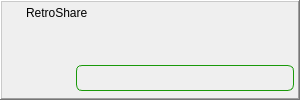
Before: the Qt Designer form plugins/VOIP/gui/VOIPToasterItem.ui in RetroShare/RetroShare, drawn with Qt 5.
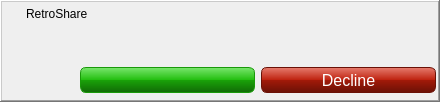
After: the same form once the commit is applied. Icons and pictures are not drawn. Custom widgets are drawn as their Qt base class.

Commit message: Added Decline Button to Voip Toaster Added new stylesheet from Beluga for the voip buttons

Diff of the .ui file:
```diff
--- a/plugins/VOIP/gui/VOIPToasterItem.ui
+++ b/plugins/VOIP/gui/VOIPToasterItem.ui
@@ -6,20 +6,20 @@
    <rect>
     <x>0</x>
     <y>0</y>
-    <width>300</width>
-    <height>100</height>
+    <width>440</width>
+    <height>102</height>
    </rect>
   </property>
   <property name="minimumSize">
    <size>
-    <width>300</width>
+    <width>440</width>
     <height>100</height>
    </size>
   </property>
   <property name="maximumSize">
    <size>
-    <width>300</width>
-    <height>100</height>
+    <width>440</width>
+    <height>102</height>
    </size>
   </property>
   <layout class="QHBoxLayout">
@@ -124,7 +124,104 @@
       </item>
       <item row="1" column="0">
        <layout class="QGridLayout" name="gridLayout">
-        <item row="0" column="1">
+        <property name="spacing">
+         <number>6</number>
+        </property>
+        <item row="1" column="1">
+         <widget class="QPushButton" name="acceptButton">
+          <property name="styleSheet">
+           <string notr="true">QPushButton{
+border: 1px solid #199909;
+font-size: 12pt; color: white;
+min-width: 128px; min-height: 24px;
+border-radius: 6px;
+background-color:qlineargradient(spread:pad, x1:0, y1:0, x2:0, y2:1, stop:0 rgba(122, 230, 110, 255), stop:0.494318 rgba(36, 191, 16, 255), stop:0.505682 rgba(26, 162, 9, 255), stop:1 rgba(17, 106, 6, 255));
+}
+QPushButton::hover{
+border: 1px solid #199909;
+font-size: 12pt;  color: white;
+min-width: 128px; min-height: 24px;
+border-radius: 6px;
+background-color: qlineargradient(spread:pad, x1:0, y1:0, x2:0, y2:1, stop:0 rgba(153, 240, 143, 255), stop:0.494318 rgba(59, 201, 40, 255), stop:0.505682 rgba(46, 172, 29, 255), stop:1 rgba(30, 116, 20, 255));
+}
+
+QPushButton::pressed{
+border: 1px solid #6a1106;
+font-size: 12pt; color: white;
+min-width: 128px; min-height: 24px;
+border-radius: 6px;
+background-color: qlineargradient(x1: 0, y1: 0, x2: 0, y2: 0.67, 
+                                  stop: 0 #444444, stop: 1 #222222);		
+} 
+</string>
+          </property>
+          <property name="text">
+           <string/>
+          </property>
+          <property name="iconSize">
+           <size>
+            <width>22</width>
+            <height>22</height>
+           </size>
+          </property>
+         </widget>
+        </item>
+        <item row="0" column="0" rowspan="2">
+         <widget class="AvatarWidget" name="avatarWidget">
+          <property name="minimumSize">
+           <size>
+            <width>70</width>
+            <height>70</height>
+           </size>
+          </property>
+          <property name="maximumSize">
+           <size>
+            <width>70</width>
+            <height>70</height>
+           </size>
+          </property>
+         </widget>
+        </item>
+        <item row="1" column="2">
+         <widget class="QPushButton" name="declineButton">
+          <property name="styleSheet">
+           <string notr="true">QPushButton{
+border: 1px solid #6a1106;
+font-size: 12pt; color: white;
+min-width: 128px; min-height: 24px;
+border-radius: 6px;
+background-color:qlineargradient(spread:pad, x1:0, y1:0, x2:0, y2:1, stop:0 rgba(230, 124, 110, 255), stop:0.494318 rgba(191, 35, 16, 255), stop:0.505682 rgba(162, 26, 9, 255), stop:1 rgba(106, 17, 6, 255));
+}
+QPushButton::hover{
+border: 1px solid #6a1106;
+font-size: 12pt;  color: white;
+min-width: 128px; min-height: 24px;
+border-radius: 6px;
+background-color: qlineargradient(spread:pad, x1:0, y1:0, x2:0, y2:1, stop:0 rgba(240, 154, 143, 255), stop:0.494318 rgba(201, 57, 40, 255), stop:0.505682 rgba(172, 45, 29, 255), stop:1 rgba(116, 30, 20, 255));
+}
+
+QPushButton::pressed{
+border: 1px solid #6a1106;
+font-size: 12pt; color: white;
+min-width: 128px; min-height: 24px;
+border-radius: 6px;
+background-color: qlineargradient(x1: 0, y1: 0, x2: 0, y2: 0.67, 
+                                  stop: 0 #444444, stop: 1 #222222);		
+} 
+</string>
+          </property>
+          <property name="text">
+           <string>Decline</string>
+          </property>
+          <property name="iconSize">
+           <size>
+            <width>22</width>
+            <height>22</height>
+           </size>
+          </property>
+         </widget>
+        </item>
+        <item row="0" column="1" colspan="2">
          <widget class="StyledLabel" name="textLabel">
           <property name="minimumSize">
            <size>
@@ -149,62 +246,6 @@
           </property>
          </widget>
         </item>
-        <item row="1" column="1">
-         <widget class="QPushButton" name="toasterButton">
-          <property name="styleSheet">
-           <string notr="true">QPushButton{
-border: 1px solid #199909;
-font-size: 12pt;  color: white;
-min-width: 128px; min-height: 24px;
-border-radius: 6px;
-background-color: qlineargradient(x1: 0, y1: 0, x2: 0, y2: 0.67, 
-                                       stop: 0 #22c70d, stop: 1 #116a06);
-}
-QPushButton::hover{
-border: 1px solid #199909;
-font-size: 12pt;  color: white;
-min-width: 128px; min-height: 24px;
-border-radius: 6px;
-background-color: qlineargradient(x1: 0, y1: 0, x2: 0, y2: 0.67, 
-                                       stop: 0 #26df0f, stop: 1 #1db20a);
-}
-
-QPushButton::pressed{
-border: 1px solid #333333;
-font-size: 12pt; color: white;
-min-width: 128px; min-height: 24px;
-border-radius: 6px;
-background-color: qlineargradient(x1: 0, y1: 0, x2: 0, y2: 0.67, 
-                                  stop: 0 #444444, stop: 1 #222222);		
-}                     </string>
-          </property>
-          <property name="text">
-           <string/>
-          </property>
-          <property name="iconSize">
-           <size>
-            <width>22</width>
-            <height>22</height>
-           </size>
-          </property>
-         </widget>
-        </item>
-        <item row="0" column="0" rowspan="2">
-         <widget class="AvatarWidget" name="avatarWidget">
-          <property name="minimumSize">
-           <size>
-            <width>70</width>
-            <height>70</height>
-           </size>
-          </property>
-          <property name="maximumSize">
-           <size>
-            <width>70</width>
-            <height>70</height>
-           </size>
-          </property>
-         </widget>
-        </item>
        </layout>
       </item>
      </layout>
```
Left out of the diff: 22 changed lines with no effect on the pictures. The commit also changes 6 other files.
